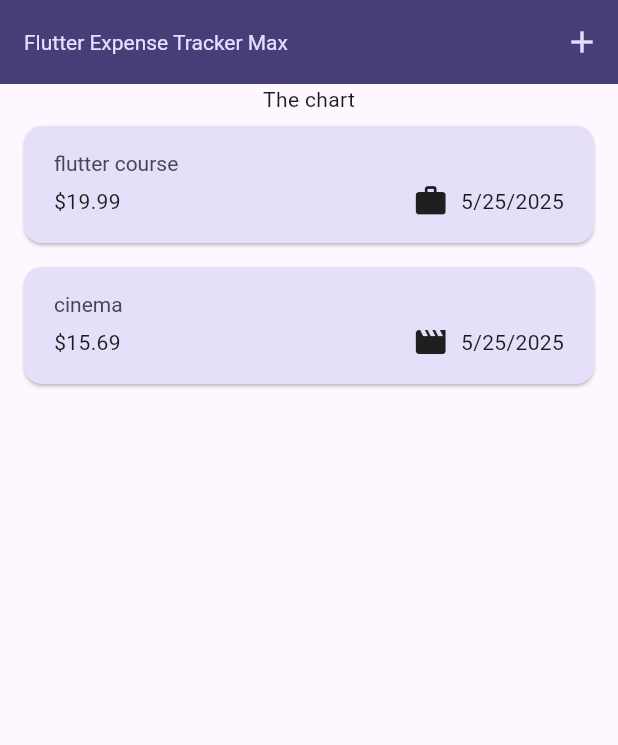
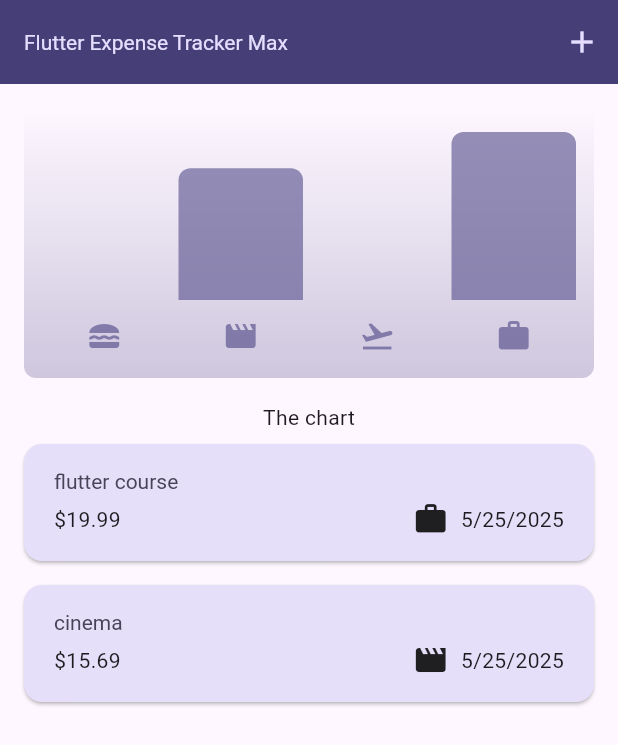
Before and after one commit to EduardoCastillo87/expense_tracker_max, a Flutter app: the screen it shows after launch, on a phone screen of 412 x 824 dp. Shown: the top 745 px of the screen. Run offline on Flutter 3.47's test engine with Material 3 defaults, Android fonts, the phone set to English and light mode, and no system bars.

Commit message:
Add chart widget to visualize expenses; implement Chart and ChartBar components for better expense categorization and representation in the UI.

```diff
--- /dev/null
+++ b/lib/widgets/chart/chart.dart
@@ -0,0 +1,91 @@
+import 'package:flutter/material.dart';
+
+import 'package:expense_tracker_max/widgets/chart/chart_bar.dart';
+import 'package:expense_tracker_max/models/expense.dart';
+
+class Chart extends StatelessWidget {
+  const Chart({super.key, required this.expenses});
+
+  final List<Expense> expenses;
+
+  List<ExpenseBucket> get buckets {
+    return [
+      ExpenseBucket.forCategory(expenses, Category.food),
+      ExpenseBucket.forCategory(expenses, Category.leisure),
+      ExpenseBucket.forCategory(expenses, Category.travel),
+      ExpenseBucket.forCategory(expenses, Category.work),
+    ];
+  }
+
+  double get maxTotalExpense {
+    double maxTotalExpense = 0;
+
+    for (final bucket in buckets) {
+      if (bucket.totalExpenses > maxTotalExpense) {
+        maxTotalExpense = bucket.totalExpenses;
+      }
+    }
+
+    return maxTotalExpense;
+  }
+
+  @override
+  Widget build(BuildContext context) {
+    final isDarkMode =
+        MediaQuery.of(context).platformBrightness == Brightness.dark;
+    return Container(
+      margin: const EdgeInsets.all(16),
+      padding: const EdgeInsets.symmetric(vertical: 16, horizontal: 8),
+      width: double.infinity,
+      height: 180,
+      decoration: BoxDecoration(
+        borderRadius: BorderRadius.circular(8),
+        gradient: LinearGradient(
+          colors: [
+            Theme.of(context).colorScheme.primary.withOpacity(0.3),
+            Theme.of(context).colorScheme.primary.withOpacity(0.0),
+          ],
+          begin: Alignment.bottomCenter,
+          end: Alignment.topCenter,
+        ),
+      ),
+      child: Column(
+        children: [
+          Expanded(
+            child: Row(
+              crossAxisAlignment: CrossAxisAlignment.end,
+              children: [
+                for (final bucket in buckets) // alternative to map()
+                  ChartBar(
+                    fill: bucket.totalExpenses == 0
+                        ? 0
+                        : bucket.totalExpenses / maxTotalExpense,
+                  ),
+              ],
+            ),
+          ),
+          const SizedBox(height: 12),
+          Row(
+            children: buckets
+                .map(
+                  (bucket) => Expanded(
+                    child: Padding(
+                      padding: const EdgeInsets.symmetric(horizontal: 4),
+                      child: Icon(
+                        categoryIcons[bucket.category],
+                        color: isDarkMode
+                            ? Theme.of(context).colorScheme.secondary
+                            : Theme.of(
+                                context,
+                              ).colorScheme.primary.withOpacity(0.7),
+                      ),
+                    ),
+                  ),
+                )
+                .toList(),
+          ),
+        ],
+      ),
+    );
+  }
+}
--- /dev/null
+++ b/lib/widgets/chart/chart_bar.dart
@@ -0,0 +1,34 @@
+import 'package:flutter/material.dart';
+
+class ChartBar extends StatelessWidget {
+  const ChartBar({
+    super.key,
+    required this.fill,
+  });
+
+  final double fill;
+
+  @override
+  Widget build(BuildContext context) {
+    final isDarkMode =
+        MediaQuery.of(context).platformBrightness == Brightness.dark;
+    return Expanded(
+      child: Padding(
+        padding: const EdgeInsets.symmetric(horizontal: 4),
+        child: FractionallySizedBox(
+          heightFactor: fill,
+          child: DecoratedBox(
+            decoration: BoxDecoration(
+              shape: BoxShape.rectangle,
+              borderRadius:
+                  const BorderRadius.vertical(top: Radius.circular(8)),
+              color: isDarkMode
+                  ? Theme.of(context).colorScheme.secondary
+                  : Theme.of(context).colorScheme.primary.withOpacity(0.65),
+            ),
+          ),
+        ),
+      ),
+    );
+  }
+}
--- a/lib/widgets/expenses.dart
+++ b/lib/widgets/expenses.dart
@@ -1,3 +1,4 @@
+import 'package:expense_tracker_max/widgets/chart/chart.dart';
 import 'package:expense_tracker_max/widgets/new_expense.dart';
 import 'package:flutter/material.dart';
 import 'package:expense_tracker_max/models/expense.dart';
@@ -89,6 +90,7 @@ class _ExpensesState extends State<Expenses> {
       ),
       body: Column(
         children: [
+          Chart(expenses: _registeredExpenses),
           const Text('The chart'),
           Expanded(child: mainContent),
         ],
```
